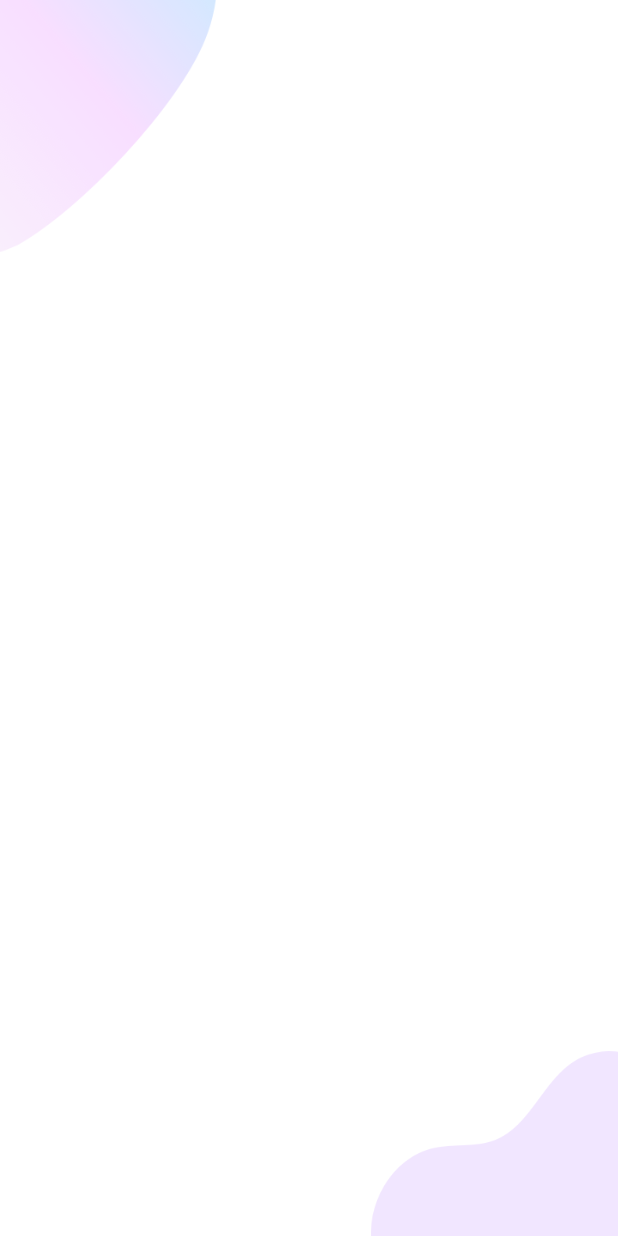
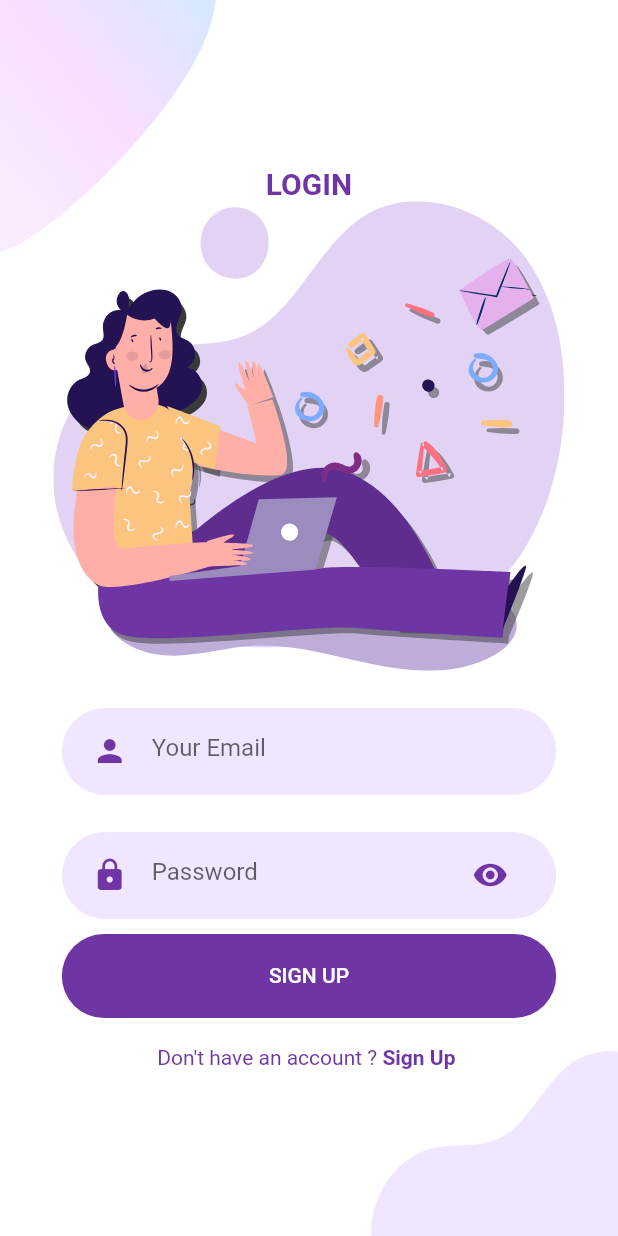
Before and after one commit to ashrafffathalla/login_Auth, a Flutter app: the LoginScreen screen opened directly, on a phone screen of 412 x 824 dp. Run offline on Flutter 3.47's test engine with Material 2 defaults, Android fonts, the phone set to English and light mode, and no system bars; our stand-ins replace flutter_svg.

Commit message:
commit and Push all Updates

```diff
--- a/lib/shared/components/login/login_body.dart
+++ b/lib/shared/components/login/login_body.dart
@@ -1,21 +1,86 @@
 import 'package:flutter/material.dart';
+import 'package:flutter_svg/flutter_svg.dart';
+import 'package:login/shared/colors.dart';
 import 'package:login/shared/components/login/background_login.dart';
+import 'package:login/shared/components/login/rounder_login.dart';
+import 'package:login/shared/components/login/text_field.dart';
+import 'package:login/shared/components/rounder_button.dart';
+
 class LoginBody extends StatelessWidget {
   const LoginBody({
     Key? key,
   }) : super(key: key);
 
   @override
-  Widget build(BuildContext context)
-  {
+  Widget build(BuildContext context) {
     Size size = MediaQuery.of(context).size;
-    return  BackgroundLogin(
-      child: Column(
-        children: [
+    return BackgroundLogin(
+      child: SingleChildScrollView(
+        child: Column(
+          mainAxisAlignment: MainAxisAlignment.center,
+          children: [
+            const Text(
+              'LOGIN',
+              style: TextStyle(
+                fontSize: 20,
+                fontWeight: FontWeight.bold,
+                color: kPrimaryColor,
+              ),
+            ),
+            SvgPicture.asset(
+              'assets/icons/login.svg',
+              height: size.height * 0.38,
+            ),
+            SizedBox(
+              height: size.height * 0.03,
+            ),
+            RounderInputField(
+              hinText: 'Your Email',
+              icon: Icons.person,
+              onChange: (value) {},
+            ),
+            SizedBox(
+              height: size.height * 0.03,
+            ),
+            RounderInputField(
+              isPassword: true,
+              hinText: 'Password',
+              icon: Icons.lock,
+              suffixIcon: Icons.visibility,
+              onChange: (value) {},
+            ),
+            RounderButton(
+              text: "SIGN UP",
+              color: kPrimaryColor,
+              textColor:Colors.white,
+              press: (){},
+            ),
+            SizedBox(
+              height: size.height * 0.01,
+            ),
+            Row(
+              mainAxisAlignment: MainAxisAlignment.center,
+              children:  [
+                const Text(
+                  "Don't have an account ? ",
+                  style: TextStyle(color: kPrimaryColor),
+                ),
 
-        ],
+                GestureDetector(
+                  onTap: (){},
+                  child:const Text(
+                    "Sign Up ",
+                    style: TextStyle(
+                      color: kPrimaryColor,
+                      fontWeight: FontWeight.bold,
+                    ),
+                  ),
+                ),
+              ],
+            ),
+          ],
+        ),
       ),
     );
-
   }
 }
--- /dev/null
+++ b/lib/shared/components/login/rounder_login.dart
@@ -0,0 +1,42 @@
+import 'package:flutter/material.dart';
+import 'package:login/shared/colors.dart';
+import 'package:login/shared/components/login/text_field.dart';
+class RounderInputField extends StatelessWidget
+{
+  final String hinText;
+  final IconData? icon;
+  final IconData? suffixIcon;
+  final bool isPassword ;
+  final ValueChanged<String>? onChange;
+  const RounderInputField({
+    Key? key,
+    required this.hinText,
+    required this.icon ,
+    this.isPassword = false,
+    this.suffixIcon,
+    this.onChange,
+  }) : super(key: key);
+
+  @override
+  Widget build(BuildContext context) {
+    Size size = MediaQuery.of(context).size;
+    return  TextFieldContainer(
+      child: TextField(
+        onChanged: onChange,
+        obscureText: isPassword,
+        decoration: InputDecoration(
+          icon: Icon(
+            icon!,
+            color: kPrimaryColor,
+          ),
+          suffixIcon: Icon(
+            suffixIcon,
+            color: kPrimaryColor,
+          ),
+          hintText: hinText,
+          border: InputBorder.none,
+        ),
+      ),
+    );
+  }
+}
--- /dev/null
+++ b/lib/shared/components/login/text_field.dart
@@ -0,0 +1,27 @@
+import 'package:flutter/material.dart';
+import 'package:login/shared/colors.dart';
+class TextFieldContainer extends StatelessWidget {
+  final Widget child;
+
+  const TextFieldContainer({
+    Key? key,
+    required this.child,
+  }) : super(key: key);
+
+  @override
+  Widget build(BuildContext context) {
+    Size size = MediaQuery.of(context).size;
+    return Container(
+      padding: const EdgeInsets.symmetric(
+        horizontal: 20.0,
+        vertical: 5,
+      ),
+      width: size.width * 0.8,
+      decoration: BoxDecoration(
+        color: kPrimaryLightColor,
+        borderRadius: BorderRadius.circular(29),
+      ),
+      child: child,
+    );
+  }
+}
--- a/lib/shared/components/rounder_button.dart
+++ b/lib/shared/components/rounder_button.dart
@@ -19,7 +19,7 @@ class RounderButton extends StatelessWidget {
     Size size = MediaQuery.of(context).size;
     return Container(
       margin: const EdgeInsets.symmetric(vertical: 10.0),
-      width: size.width *0.8,
+      width: size.width * 0.8,
       child: ClipRRect(
         borderRadius:BorderRadius.circular(29),
         child: FlatButton(
```
